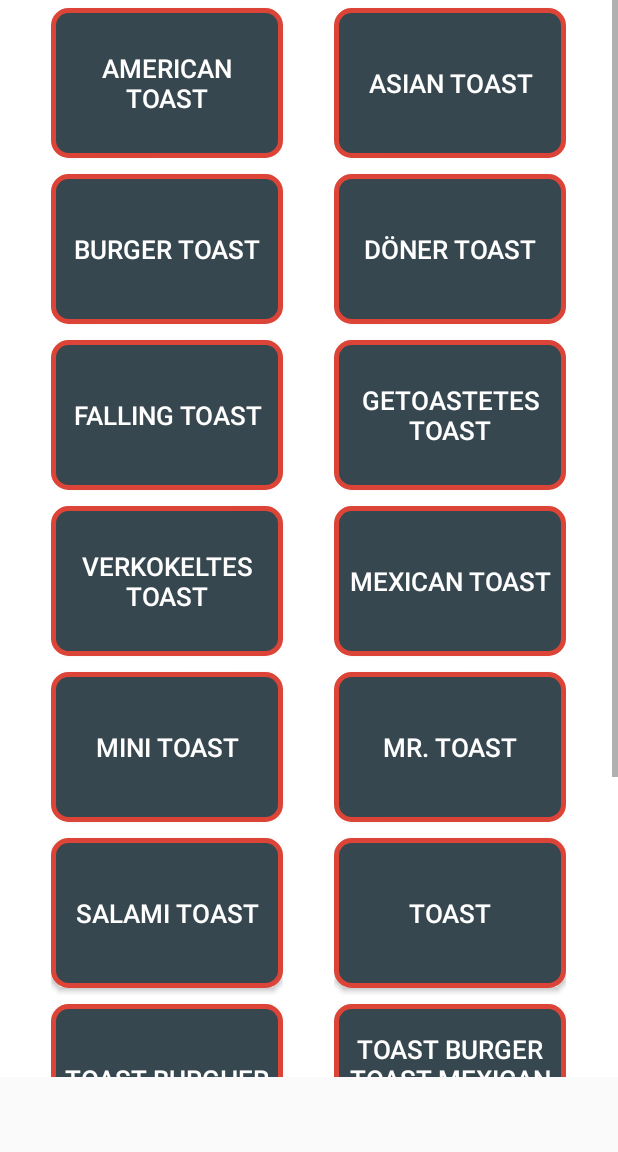
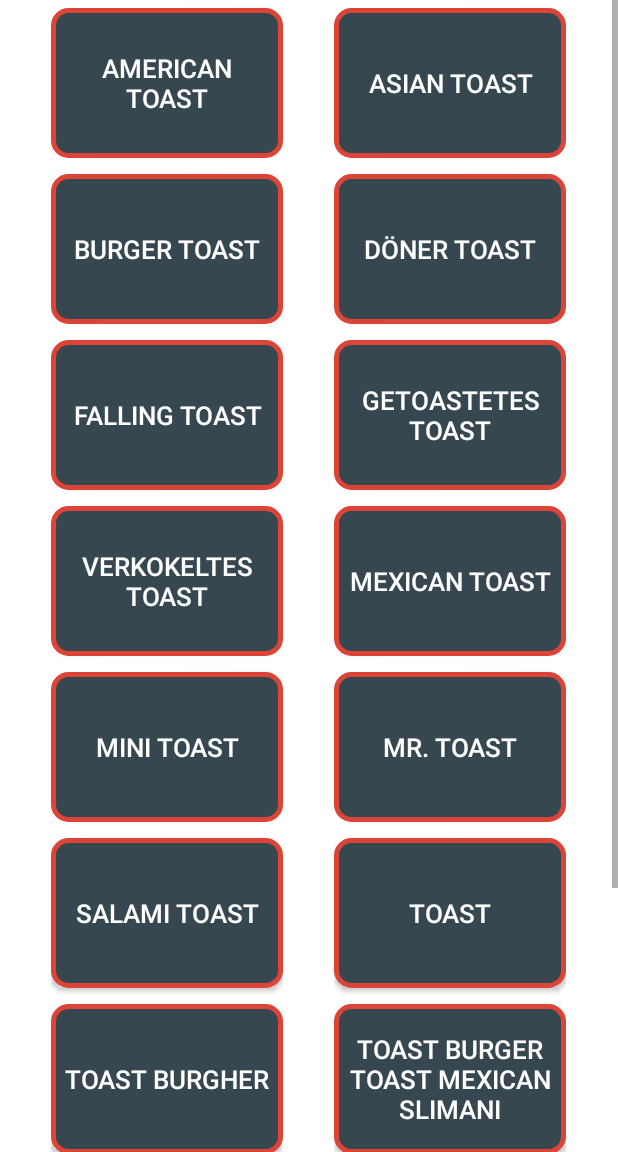
Before and after one commit to DaFaack/JulienBamSoundboard, an Android app: the fragment Toast placed in its activity, on a phone screen of 412 x 824 dp, the part 84-1236 px from its top. Run offline under Robolectric (Android 15) with nearby library versions, the phone set to English and light mode, and no system bars; our stand-ins replace AdMob; 1 statement that could not run was skipped.

Commit message:
stand 5.9.

```diff
--- a/app/build.gradle
+++ b/app/build.gradle
@@ -3,10 +3,10 @@ apply plugin: 'com.android.application'
 android {
     compileSdkVersion 26
     defaultConfig {
-        applicationId "com.penta.games.julienbamsoundboard"
+        applicationId "com.greenwoods.productions.julienbamsoundboard"
         minSdkVersion 15
         targetSdkVersion 26
-        versionCode 4
+        versionCode 1
         versionName "1.0"
         testInstrumentationRunner "android.support.test.runner.AndroidJUnitRunner"
     }
--- a/app/src/main/java/com/greenwoods/productions/julienbamsoundboard/MainActivity.java
+++ b/app/src/main/java/com/greenwoods/productions/julienbamsoundboard/MainActivity.java
@@ -1,5 +1,5 @@
 package com.greenwoods.productions.julienbamsoundboard;
-
+//stand 5.9.
 import android.content.DialogInterface;
 import android.content.Intent;
 import android.media.MediaPlayer;
@@ -56,7 +56,7 @@ public class MainActivity extends AppCompatActivity {
             }
         });
 
-        final File FILES_PATH = new File(Environment.getExternalStorageDirectory(), "Android/data/com.aaron.waller.miimiisoundboard/files");
+        final File FILES_PATH = new File(Environment.getExternalStorageDirectory(), "Android/data/com.greenwoods.productions.julienbamsoundboard/files");
 
 
         if (Environment.MEDIA_MOUNTED.equals(
--- a/app/src/main/java/com/greenwoods/productions/julienbamsoundboard/tabs/Kommentare.java
+++ b/app/src/main/java/com/greenwoods/productions/julienbamsoundboard/tabs/Kommentare.java
@@ -44,9 +44,7 @@ public class Kommentare extends Fragment {
         View rootView=inflater.inflate(R.layout.kommentare,container,false);
 
 
-        AdView mAdView = (AdView) rootView.findViewById(R.id.adView);
-        AdRequest adRequest = new AdRequest.Builder().build();
-        mAdView.loadAd(adRequest);
+
 
 
         myGridView = (GridView)rootView.findViewById(R.id.torgeGridView);
--- a/app/src/main/java/com/greenwoods/productions/julienbamsoundboard/tabs/Lustig.java
+++ b/app/src/main/java/com/greenwoods/productions/julienbamsoundboard/tabs/Lustig.java
@@ -43,10 +43,6 @@ public class Lustig extends Fragment{
         View rootView=inflater.inflate(R.layout.lustig,container,false);
 
 
-
-        AdView mAdView = (AdView) rootView.findViewById(R.id.adView);
-        AdRequest adRequest = new AdRequest.Builder().build();
-        mAdView.loadAd(adRequest);
 
 
         myGridView = (GridView)rootView.findViewById(R.id.sandraGridView);
--- a/app/src/main/java/com/greenwoods/productions/julienbamsoundboard/tabs/Toast.java
+++ b/app/src/main/java/com/greenwoods/productions/julienbamsoundboard/tabs/Toast.java
@@ -39,9 +39,7 @@ public class Toast extends Fragment {
         View rootView=inflater.inflate(R.layout.toast,container,false);
 
 
-        AdView mAdView = (AdView) rootView.findViewById(R.id.adView);
-        AdRequest adRequest = new AdRequest.Builder().build();
-        mAdView.loadAd(adRequest);
+
 
         myGridView = (GridView)rootView.findViewById(R.id.lexaGridView);
         myGridView.setAdapter(new CustomGridAdapter(getActivity(), items3));
--- a/app/src/main/res/layout/activity_main.xml
+++ b/app/src/main/res/layout/activity_main.xml
@@ -35,8 +35,6 @@
             android:layout_height="match_parent"
             android:id="@+id/containerView">
 
-
-
             <com.google.android.gms.ads.AdView
                 android:id="@+id/adView"
                 android:layout_width="wrap_content"
--- a/app/src/main/res/layout/tab_layout.xml
+++ b/app/src/main/res/layout/tab_layout.xml
@@ -21,7 +21,8 @@
     <android.support.v4.view.ViewPager
         android:id="@+id/viewpager"
         android:layout_width="match_parent"
-        android:layout_height="match_parent">
+        android:layout_height="match_parent"
+        android:layout_marginBottom="50dp">
 
     </android.support.v4.view.ViewPager>
 
--- a/app/src/main/res/layout/toast.xml
+++ b/app/src/main/res/layout/toast.xml
@@ -7,16 +7,7 @@
     xmlns:ads="http://schemas.android.com/apk/res-auto"
     tools:context="com.greenwoods.productions.julienbamsoundboard.MainActivity">
 
-    <com.google.android.gms.ads.AdView
-        android:id="@+id/adView"
-        android:layout_width="wrap_content"
-        android:layout_height="wrap_content"
-        android:layout_centerHorizontal="true"
-        android:layout_alignParentBottom="true"
-        ads:adSize="SMART_BANNER"
-        android:layout_gravity="bottom|end"
-        ads:adUnitId="@string/banner_ad_unit_id">
-    </com.google.android.gms.ads.AdView>
+
     <GridView
         android:background="#ffffff"
         android:layout_width="wrap_content"
@@ -27,7 +18,6 @@
         android:numColumns="auto_fit"
         android:horizontalSpacing="0dp"
         android:verticalSpacing="0dp"
-        android:layout_marginBottom="50dp"
         android:columnWidth="155dp"
         android:stretchMode="spacingWidthUniform"/>
 
```
Also changed, not shown: app/src/main/java/com/greenwoods/productions/julienbamsoundboard/SentFragment.java (deleted, +0 -20 lines), app/src/main/res/layout/kommentare.xml (+0 -11 lines), app/src/main/res/layout/lustig.xml (+0 -11 lines), app/src/main/res/layout/sent_layout.xml (deleted, +0 -31 lines), 1 other file.
